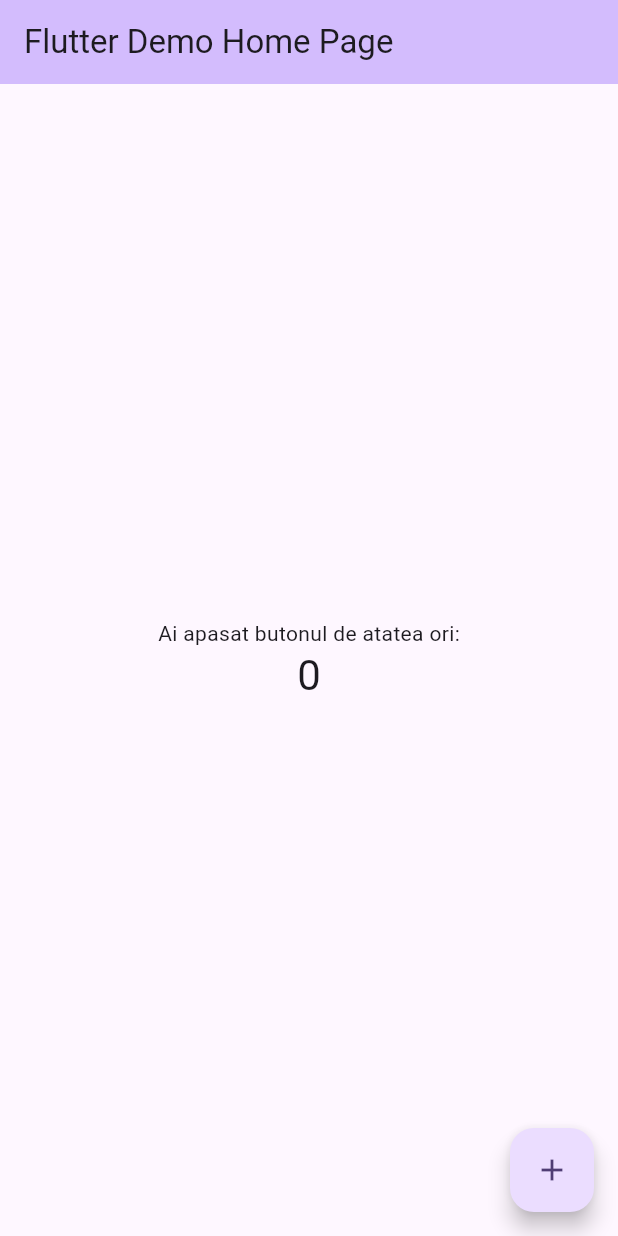
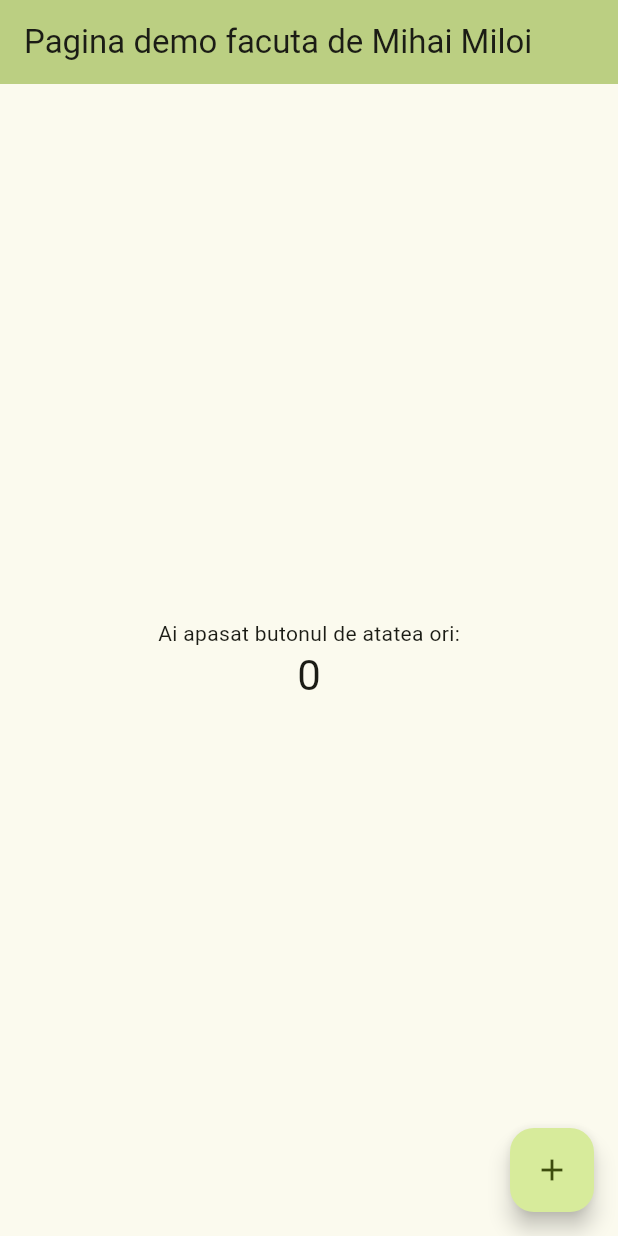
Before and after one commit to mihai0711/nearyou, a Flutter app: the screen it shows after launch, on a phone screen of 412 x 824 dp. Run offline on Flutter 3.47's test engine with Material 3 defaults, Android fonts, the light colour scheme and no system bars.

Commit message:
Update app title in main.dart and increment version to 1.0.1

```diff
--- a/lib/main.dart
+++ b/lib/main.dart
@@ -28,10 +28,11 @@
         //
         // This works for code too, not just values: Most code changes can be
         // tested with just a hot reload.
-        colorScheme: ColorScheme.fromSeed(seedColor: Colors.deepPurple),
+        colorScheme: ColorScheme.fromSeed(
+            seedColor: const Color.fromARGB(255, 54, 69, 7)),
         useMaterial3: true,
       ),
-      home: const MyHomePage(title: 'Flutter Demo Home Page'),
+      home: const MyHomePage(title: 'Pagina demo facuta de Mihai Miloi'),
     );
   }
 }
--- a/pubspec.yaml
+++ b/pubspec.yaml
@@ -16,7 +16,7 @@ publish_to: 'none' # Remove this line if you wish to publish to pub.dev
 # https://developer.apple.com/library/archive/documentation/General/Reference/InfoPlistKeyReference/Articles/CoreFoundationKeys.html
 # In Windows, build-name is used as the major, minor, and patch parts
 # of the product and file versions while build-number is used as the build suffix.
-version: 1.0.0+1
+version: 1.0.1+1
 
 environment:
   sdk: ^3.6.1
```
